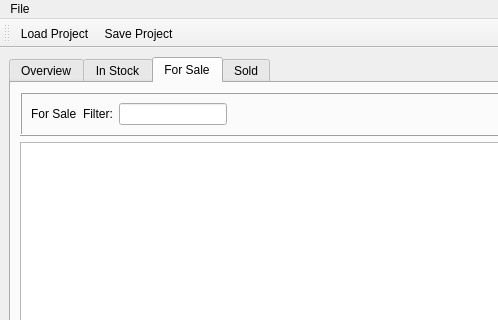
Old version of the form src/Applications/BrickMoneyDesktop/src/MainWindow.ui in the repository tlaemmlein/BrickMoney; both pictures show x 0 to 498 and y 0 to 320 of the 800 by 561 pixel window.
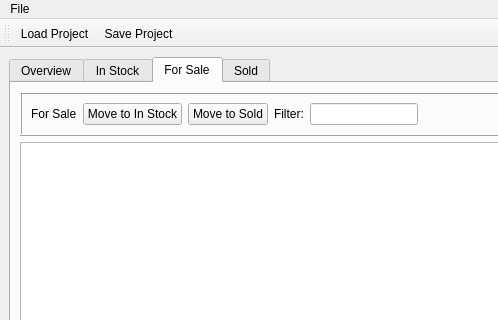
New version of the form. The open tabs and pages were chosen to show the change. Icons and pictures are not drawn.

Commit message: All movements are working

The edit to the form file:
```diff
--- a/src/Applications/BrickMoneyDesktop/src/MainWindow.ui
+++ b/src/Applications/BrickMoneyDesktop/src/MainWindow.ui
@@ -125,6 +125,20 @@
              </property>
             </widget>
            </item>
+           <item>
+            <widget class="QPushButton" name="fromForSaleToInStockPushButton">
+             <property name="text">
+              <string>Move to In Stock</string>
+             </property>
+            </widget>
+           </item>
+           <item>
+            <widget class="QPushButton" name="fromForSaleToSoldPushButton">
+             <property name="text">
+              <string>Move to Sold</string>
+             </property>
+            </widget>
+           </item>
            <item>
             <widget class="QLabel" name="forSaleFilterLabel">
              <property name="text">
```
Left out of the diff: 16 changed lines with no effect on the pictures. The commit also changes 1 other file.
